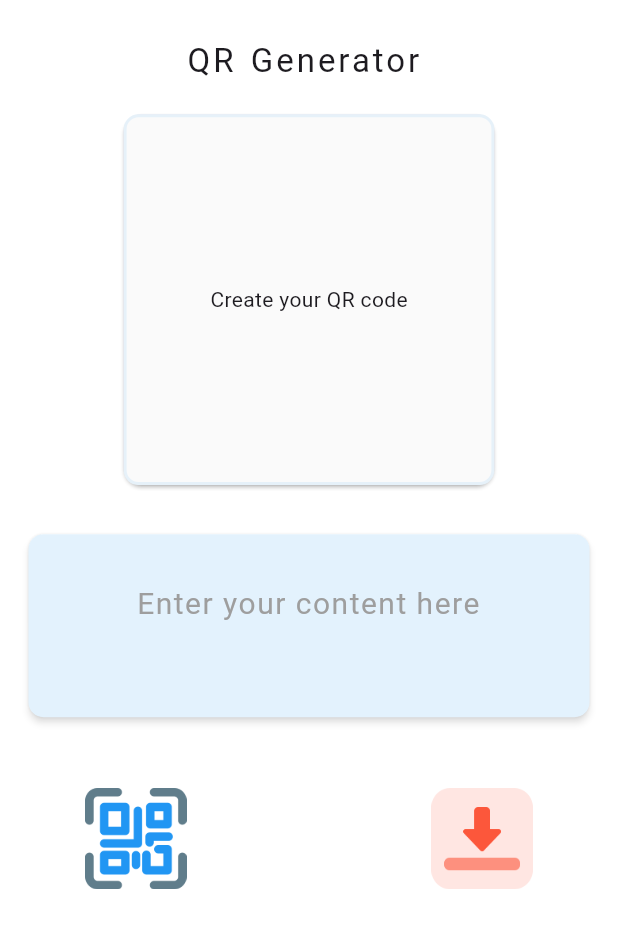
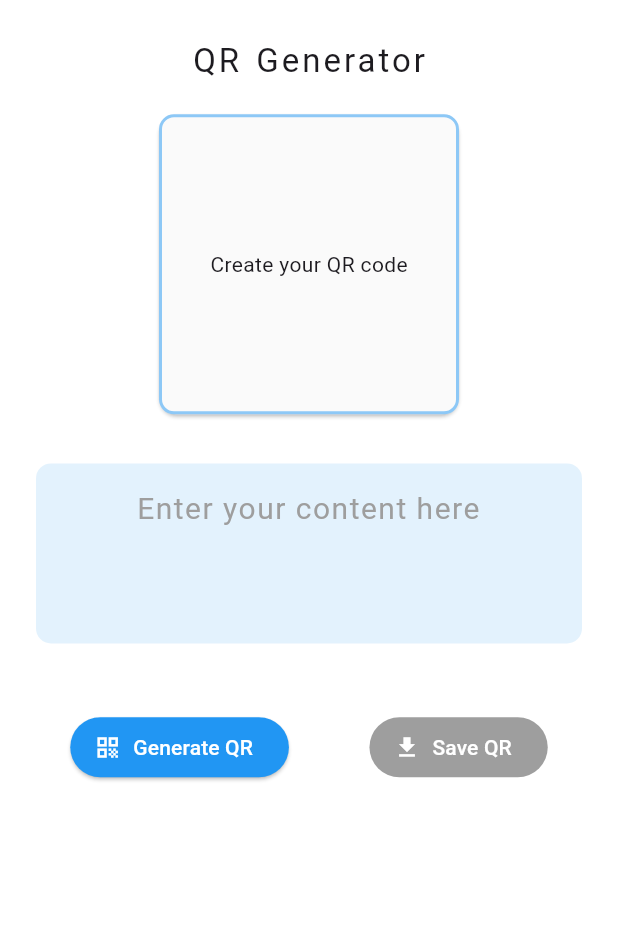
Before and after one commit to zainsh098/apptesting, a Flutter app: the screen it shows after launch, item 3 of the bottom bar chosen, on a phone screen of 412 x 824 dp. Shown: the top 928 px of the screen. Run offline on Flutter 3.47's test engine with Material 3 defaults, Android fonts, the phone set to English and light mode, and no system bars; our stand-ins replace flutter_svg, google_fonts, hive, image_gallery_saver, permission_handler, qr_flutter and 1 more; missing offline and left inert: qr_code_scanner; accounts and stored records are empty.

Commit message:
final changes ongoing

```diff
--- a/lib/Scan Qr Code/build_button.dart
+++ b/lib/Scan Qr Code/build_button.dart
@@ -9,7 +9,7 @@ class BuildButton extends StatelessWidget {
   @override
   Widget build(BuildContext context) {
     final height=MediaQuery.sizeOf(context).height*1;
-    final width=MediaQuery.sizeOf(context).width*1;
+
     return GestureDetector(
       onTap: onPressed,
       child: Container(
--- a/lib/Scan Qr Code/home_screen.dart
+++ b/lib/Scan Qr Code/home_screen.dart
@@ -2,7 +2,7 @@ import 'package:apptesting/Scan%20Qr%20Code/views/qr_create_screen.dart';
 import 'package:apptesting/Scan%20Qr%20Code/views/qr_history.dart';
 import 'package:apptesting/Scan%20Qr%20Code/views/qr_scanner_screen.dart';
 
-import 'package:flutter/foundation.dart';
+
 import 'package:flutter/material.dart';
 import 'package:flutter_svg/flutter_svg.dart';
 import 'package:google_fonts/google_fonts.dart';
@@ -48,7 +48,7 @@ class _HomeScreenState extends State<HomeScreenQR>
                   color: Colors.blue.withOpacity(0.18), // Set the shadow color
                   spreadRadius: 1,
                   blurRadius: 5,
-                  offset: Offset(0, 7), // changes position of shadow
+                  offset: const Offset(0, 7), // changes position of shadow
                 ),
               ],
             ),
--- a/lib/Scan Qr Code/views/qr_create_screen.dart
+++ b/lib/Scan Qr Code/views/qr_create_screen.dart
@@ -1,36 +1,25 @@
-
-
+import 'dart:typed_data';
 import 'dart:ui' as ui;
 
-import 'package:another_flushbar/flushbar.dart';
-
 import 'package:flutter/material.dart';
-
 import 'package:flutter/rendering.dart';
-
-import 'package:flutter/services.dart';
-
 import 'package:image_gallery_saver/image_gallery_saver.dart';
 import 'package:permission_handler/permission_handler.dart';
 import 'package:qr_flutter/qr_flutter.dart';
 
-import '../build_button.dart';
-
 class CreateQRScreen extends StatefulWidget {
-  const CreateQRScreen({super.key});
+  const CreateQRScreen({Key? key}) : super(key: key);
 
   @override
   State<CreateQRScreen> createState() => _CreateQRScreenState();
 }
 
 class _CreateQRScreenState extends State<CreateQRScreen> {
-  final _globalKey = GlobalKey();
-
-  final _textController = TextEditingController();
+  final GlobalKey _globalKey = GlobalKey();
+  final TextEditingController _textController = TextEditingController();
   String _qrData = '';
   bool _isShowQR = false;
   bool _isSubmitted = false;
-
 
   String? get _errorMessage {
     String text = _textController.text.trim();
@@ -41,15 +30,7 @@ class _CreateQRScreenState extends State<CreateQRScreen> {
     }
   }
 
-  @override
-  void initState() {
-    // TODO: implement initState
-    super.initState();
-
-
-  }
-
-  Future _capturePng() async {
+  Future<void> _capturePng() async {
     var devicePixelRatio = MediaQuery.of(context).devicePixelRatio;
 
     RenderRepaintBoundary? boundary =
@@ -69,130 +50,91 @@ class _CreateQRScreenState extends State<CreateQRScreen> {
       quality: 100,
     );
 
-    Flushbar(
-      message: 'Download successfully',
-      flushbarPosition: FlushbarPosition.TOP,
-      duration: const Duration(milliseconds: 1500),
-      margin: const EdgeInsets.all(15),
-      padding: const EdgeInsets.all(15),
-      borderRadius: BorderRadius.circular(10),
-      icon: const Icon(
-        Icons.download_done,
-        color: Colors.green,
+    ScaffoldMessenger.of(context).showSnackBar(
+      SnackBar(
+        content: Text('Download successful'),
+        backgroundColor: Colors.green,
       ),
-    ).show(context);
+    );
   }
 
   @override
   Widget build(BuildContext context) {
-    final height=MediaQuery.sizeOf(context).height *1;
+    final height = MediaQuery.of(context).size.height;
+    final width = MediaQuery.of(context).size.width;
 
     return Scaffold(
       backgroundColor: Colors.white,
-
       body: SafeArea(
         child: Padding(
-          padding: const EdgeInsets.only(left: 15, right: 15),
+          padding: const EdgeInsets.symmetric(horizontal: 20),
           child: SingleChildScrollView(
             child: Column(
               crossAxisAlignment: CrossAxisAlignment.center,
               children: [
-                SizedBox(height:  height * 0.03,),
-
-                const Text('QR Generator ',style: TextStyle(letterSpacing: 2,wordSpacing:2,fontSize: 22,fontWeight: ui.FontWeight.w400,),),
-
-
-                SizedBox(height: height * 0.02,),
+                SizedBox(height: height * 0.03),
+                Text(
+                  'QR Generator',
+                  style: TextStyle(
+                    letterSpacing: 2,
+                    wordSpacing: 2,
+                    fontSize: 22,
+                    fontWeight: FontWeight.w400,
+                  ),
+                ),
+                SizedBox(height: height * 0.02),
                 RepaintBoundary(
-
                   key: _globalKey,
                   child: showQRcode(),
                 ),
-
-                SizedBox(height: height * 0.03,),
-                Column(
-                  children: [
-                    Card. filled(
-                      elevation: 2,
+                SizedBox(height: height * 0.03),
+                Card(
+                  elevation: 0,
                   shadowColor: Colors.white,
                   color: Colors.blue.shade50,
-
-
-
-
                   shape: RoundedRectangleBorder(
-
                     borderRadius: BorderRadius.circular(10),
                   ),
                   child: TextFormField(
-
-                        style:  const TextStyle(
+                    style: TextStyle(
                       fontSize: 20,
                       letterSpacing: 1,
                       fontWeight: FontWeight.w400,
-
-
-
-
-
-
                     ),
                     textAlign: TextAlign.center,
-
                     cursorColor: Colors.black,
-
                     keyboardType: TextInputType.text,
                     controller: _textController,
                     decoration: InputDecoration(
-
-                          hintTextDirection: TextDirection.ltr,
-
-
-
                       hintText: 'Enter your content here',
-
-                          hintStyle:   const TextStyle(
-                            height: 3,
+                      hintStyle: TextStyle(
                         color: Colors.grey,
                         fontSize: 20,
                         fontWeight: FontWeight.w400,
-
                       ),
-
-
-                               // Use a lighter color for the field background
-                          border: OutlineInputBorder(
-                              // Remove borderSide from here
-                              borderRadius: BorderRadius.circular(10),
-                              borderSide: BorderSide.none
-                              // Remove this line to remove side border
+                      border: InputBorder.none,
+                      focusedBorder: InputBorder.none,
+                      errorBorder: InputBorder.none,
+                      contentPadding: EdgeInsets.symmetric(
+                        horizontal: 20,
+                        vertical: 15,
                       ),
-                          focusedBorder: OutlineInputBorder(
-                              borderRadius: BorderRadius.circular(10),
-                              borderSide: BorderSide.none),
-                          errorBorder: OutlineInputBorder(
-                              borderRadius: BorderRadius.circular(10),
-                              borderSide: BorderSide.none),
                       errorText: _isSubmitted ? _errorMessage : null,
                     ),
-
                     minLines: 3,
-
-
                     maxLines: 7,
                   ),
                 ),
-                    SizedBox(height:  height * 0.05,),
+                SizedBox(height: height * 0.05),
                 Row(
                   mainAxisAlignment: MainAxisAlignment.spaceAround,
                   children: [
+                    ElevatedButton.icon(
+                      style: ButtonStyle(
 
-                        BuildButton(
-                          imageAsset:
-                          'assets/qr-code.png',
 
+                          backgroundColor: MaterialStatePropertyAll(Colors.blue)),
                       onPressed: () {
-                            FocusManager.instance.primaryFocus?.unfocus();
                         setState(() {
                           _isSubmitted = true;
                           _qrData = _textController.text.trim();
@@ -203,22 +145,21 @@ class _CreateQRScreenState extends State<CreateQRScreen> {
                           }
                         });
                       },
+                      icon: Icon(Icons.qr_code,color: Colors.white,),
+                      label: Text('Generate QR',style: TextStyle(color: Colors.white),),
+
                     ),
-                        const SizedBox(
-                          height: 6,
-                        ),
-                        BuildButton(
-                            imageAsset: 'assets/arrow.png',
+                    ElevatedButton.icon(
+                      style: ButtonStyle(
 
 
-                            onPressed: _isShowQR ? _capturePng : null),
-                      ],
-                    )
+                          backgroundColor: MaterialStatePropertyAll(_isShowQR?Colors.green:Colors.grey)),
+                      onPressed: _isShowQR ? _capturePng : null,
+                      icon: Icon(Icons.download,color: Colors.white,),
+                      label: Text('Save QR',style: TextStyle(color: Colors.white)),
+                    ),
                   ],
                 ),
-
-
-
               ],
             ),
           ),
@@ -227,84 +168,36 @@ class _CreateQRScreenState extends State<CreateQRScreen> {
     );
   }
 
-
-
-
   Widget showQRcode() {
-    final height=MediaQuery.sizeOf(context).height *1;
-    final width=MediaQuery.sizeOf(context).width *1;
-    return ClipRRect(
-
-      borderRadius: BorderRadius.circular(9),
-      child: Card.filled(
+    return Card(
       elevation: 1,
-
-
-
-
-
       child: Container(
-            width: width * 0.6,
-            height:height* 0.3,
-
+        width: 200,
+        height: 200,
         decoration: BoxDecoration(
-
           borderRadius: BorderRadius.circular(10),
-              border: Border.fromBorderSide(BorderSide(
-                color: Colors.blue.withOpacity(0.09),
-                style: BorderStyle.solid,
+          border: Border.all(
+            color: Colors.blue.withOpacity(0.5),
             width: 2,
-
-
-              )),
+          ),
           color: Colors.grey.shade50,
-              // gradient:
         ),
         alignment: Alignment.center,
         child: AnimatedCrossFade(
-
-
-              firstChild:  const Text('Create your QR code'),
+          firstChild: Text('Create your QR code'),
           secondChild: QrImageView(
-
-        dataModuleStyle: const QrDataModuleStyle(
-          color: Colors.pink,
-          dataModuleShape: QrDataModuleShape.circle
-
-        ),
-
-
-
-
-
-
-
-                eyeStyle: const QrEyeStyle(
-
-
-
-                  color: Colors.blue,
-
-
-
-
-                  eyeShape: QrEyeShape.square,
-
-
-
-                ),
             data: _qrData,
             version: QrVersions.auto,
-                errorStateBuilder: (ctx, error) => const Text(
-                  "Uh oh! Something went wrong...",
+            size: 200,
+            errorStateBuilder: (context, error) => Text(
+              'Uh oh! Something went wrong...',
               textAlign: TextAlign.center,
             ),
           ),
-              duration: const Duration(milliseconds: 300),
-              crossFadeState:
-                  _isShowQR ? CrossFadeState.showSecond : CrossFadeState.showFirst,
-            ),
-
+          duration: Duration(milliseconds: 300),
+          crossFadeState: _isShowQR
+              ? CrossFadeState.showSecond
+              : CrossFadeState.showFirst,
         ),
       ),
     );
@@ -312,17 +205,7 @@ class _CreateQRScreenState extends State<CreateQRScreen> {
 
   @override
   void dispose() {
+    _textController.dispose();
     super.dispose();
-    _textController.dispose();
   }
 }
-
-const yellowColor = Color(0xffFFBD35);
-const blackColor = Color(0xff0C0E0D);
-const whiteColor = Color(0xffFDFDFD);
-
-const titleStyle = TextStyle(
-  fontSize: 18,
-  color: blackColor,
-  fontWeight: FontWeight.w500,
-);
--- a/lib/Scan Qr Code/views/qr_scanning_history.dart
+++ b/lib/Scan Qr Code/views/qr_scanning_history.dart
@@ -68,12 +68,12 @@ class _QRHistoryScreenState extends State<QRHistoryScreen> {
               SizedBox(
                 height: height * 0.02,
               ),
-              Container(
+              SizedBox(
                 height: height * 0.80,
                 width: width * 0.85, // Adjust the width as needed
                 child: buildBody(),
               ),
-              SizedBox(
+              const SizedBox(
                 height: 3,
               )
             ],
@@ -87,7 +87,7 @@ class _QRHistoryScreenState extends State<QRHistoryScreen> {
     final isSelected = index == _selectedIndex;
     return ElevatedButton(
       style: ButtonStyle(
-        minimumSize: MaterialStateProperty.all(Size(140, 45)),
+        minimumSize: MaterialStateProperty.all(const Size(140, 45)),
         backgroundColor: MaterialStateProperty.all(
           isSelected ? Colors.blue.shade300 : Colors.grey.shade300,
         ),
--- a/pubspec.yaml
+++ b/pubspec.yaml
@@ -44,6 +44,7 @@ dependencies:
   share_plus: ^7.2.2
   hive: ^2.2.3
   provider: ^6.1.2
+  path_provider: ^2.1.2
 
   qr_code_scanner: ^1.0.1
   google_fonts: ^6.1.0
```
Also changed, not shown: lib/Scan Qr Code/db_history.dart (added, +12 -0 lines), lib/Scan Qr Code/views/qr_history.dart (+125 -140 lines), lib/Scan Qr Code/views/qr_scanner_screen.dart (+8 -1 lines), lib/main.dart (+7 -1 lines), pubspec.lock. Lines whose indentation alone changed are shown as unchanged.
